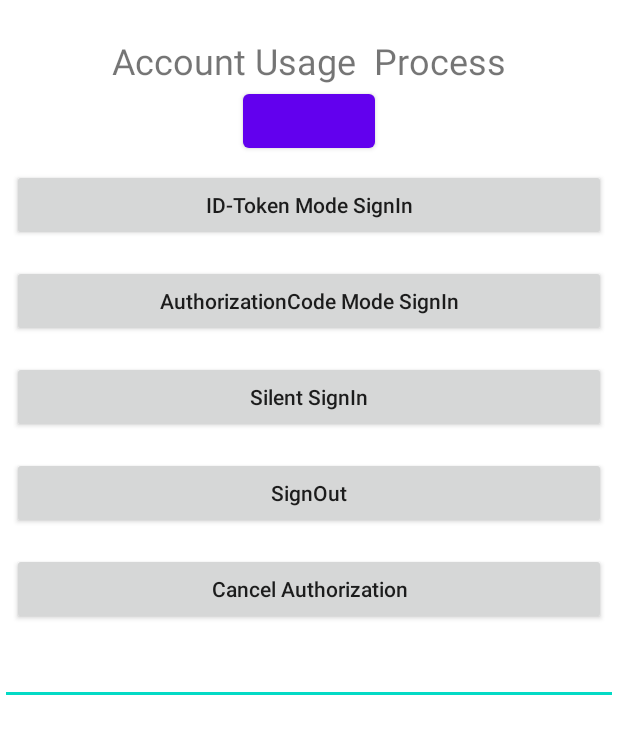
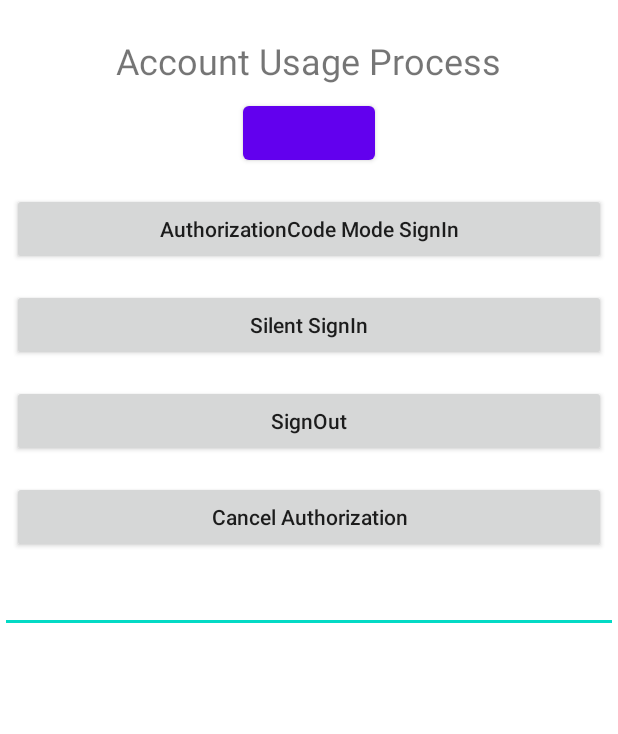
Before and after one commit to srtcayhan/HMSPlayground, an Android app: the layout activity_main.xml on its own in the app's theme, with its tools: preview values and no code run, on a phone screen of 412 x 824 dp. Shown: the top 734 px of the screen. Run offline under Robolectric (Android 15) with nearby library versions, the phone set to English and light mode, and no system bars; plain views replace HuaweiIdAuthButton.

```diff
--- a/app/build.gradle
+++ b/app/build.gradle
@@ -26,7 +26,7 @@ android {
     defaultConfig {
         applicationId "com.example.srtcayhan.hmsaccountkit"
         minSdk 29
-        targetSdk 31
+        targetSdk 30
         versionCode 1
         versionName "1.0"
 
@@ -67,4 +67,5 @@ dependencies {
     androidTestImplementation 'androidx.test.espresso:espresso-core:3.4.0'
     implementation 'com.huawei.hms:hwid:6.1.0.302'
     implementation 'com.huawei.agconnect:agcp:1.5.2.300'
+    implementation 'com.huawei.hms:push:5.1.1.301'
 }
--- a/app/src/main/res/layout/activity_main.xml
+++ b/app/src/main/res/layout/activity_main.xml
@@ -11,19 +11,16 @@
         android:id="@+id/layout1"
         android:layout_width="match_parent"
         android:layout_height="wrap_content"
-        android:orientation="vertical"
-        app:layout_constraintEnd_toEndOf="parent"
-        app:layout_constraintStart_toStartOf="parent"
-        app:layout_constraintTop_toTopOf="parent">
+        android:orientation="vertical">
 
         <TextView
             android:layout_width="wrap_content"
             android:layout_height="wrap_content"
             android:layout_gravity="center"
             android:layout_marginTop="24dp"
-            android:text="Account Usage  Process"
+            android:text="@string/account_usage_process"
             android:textAllCaps="false"
-            android:textSize="24dp" />
+            android:textSize="24sp" />
 
         <com.huawei.hms.support.hwid.ui.HuaweiIdAuthButton
             android:id="@+id/sign_in_hwa_button"
@@ -32,17 +29,8 @@
             android:layout_gravity="center"
             app:hwid_button_theme="hwid_button_theme_full_title"
             app:hwid_color_policy="hwid_color_policy_red"
-            app:hwid_corner_radius="hwid_corner_radius_large" />
-
-
-        <androidx.appcompat.widget.AppCompatButton
-            android:id="@+id/sign_in_button"
-            android:layout_width="match_parent"
-            android:layout_height="wrap_content"
-            android:layout_gravity="center"
-            android:layout_margin="8dp"
-            android:text="ID-Token Mode SignIn"
-            android:textAllCaps="false" />
+            app:hwid_corner_radius="hwid_corner_radius_large"
+            android:layout_margin="8dp"/>
 
         <androidx.appcompat.widget.AppCompatButton
             android:id="@+id/auth_sign_in_button"
@@ -50,7 +38,7 @@
             android:layout_height="wrap_content"
             android:layout_gravity="center"
             android:layout_margin="8dp"
-            android:text="AuthorizationCode Mode SignIn"
+            android:text="@string/authorizationcode_mode_signin"
             android:textAllCaps="false" />
 
         <androidx.appcompat.widget.AppCompatButton
@@ -59,7 +47,7 @@
             android:layout_height="wrap_content"
             android:layout_gravity="center"
             android:layout_margin="8dp"
-            android:text="Silent SignIn"
+            android:text="@string/silent_signin"
             android:textAllCaps="false" />
 
         <androidx.appcompat.widget.AppCompatButton
@@ -68,7 +56,7 @@
             android:layout_height="wrap_content"
             android:layout_gravity="center"
             android:layout_margin="8dp"
-            android:text="SignOut"
+            android:text="@string/signout"
             android:textAllCaps="false" />
 
         <androidx.appcompat.widget.AppCompatButton
@@ -77,7 +65,7 @@
             android:layout_height="wrap_content"
             android:layout_gravity="center"
             android:layout_margin="8dp"
-            android:text="Cancel Authorization"
+            android:text="@string/cancel_authorization"
             android:textAllCaps="false" />
 
     </LinearLayout>
@@ -85,7 +73,8 @@
     <EditText
         android:id="@+id/LogText"
         android:layout_width="match_parent"
-        android:layout_height="wrap_content"/>
+        android:layout_height="wrap_content"
+        android:autofillHints="Logs"/>
 
 
 </LinearLayout>
--- a/app/src/main/res/values/strings.xml
+++ b/app/src/main/res/values/strings.xml
@@ -1,4 +1,8 @@
 <resources>
     <string name="app_name">HmsAccountKit</string>
-    <!-- TODO: Remove or change this placeholder text -->
+    <string name="account_usage_process">Account Usage Process</string>
+    <string name="authorizationcode_mode_signin">AuthorizationCode Mode SignIn</string>
+    <string name="silent_signin">Silent SignIn</string>
+    <string name="signout">SignOut</string>
+    <string name="cancel_authorization">Cancel Authorization</string>
 </resources>
```
Also changed, not shown: app/src/main/AndroidManifest.xml (+11 -1 lines), app/src/main/java/com/example/srtcayhan/hmsaccountkit/MainActivity.kt (+78 -12 lines), app/src/main/java/com/example/srtcayhan/hmsaccountkit/MyPushService.kt (added, +12 -0 lines), app/src/main/java/com/example/srtcayhan/hmsaccountkit/SignInConfirmFragment.kt (deleted, +0 -20 lines), app/src/main/res/layout/fragment_sign_in_confirm.xml (deleted, +0 -19 lines).
